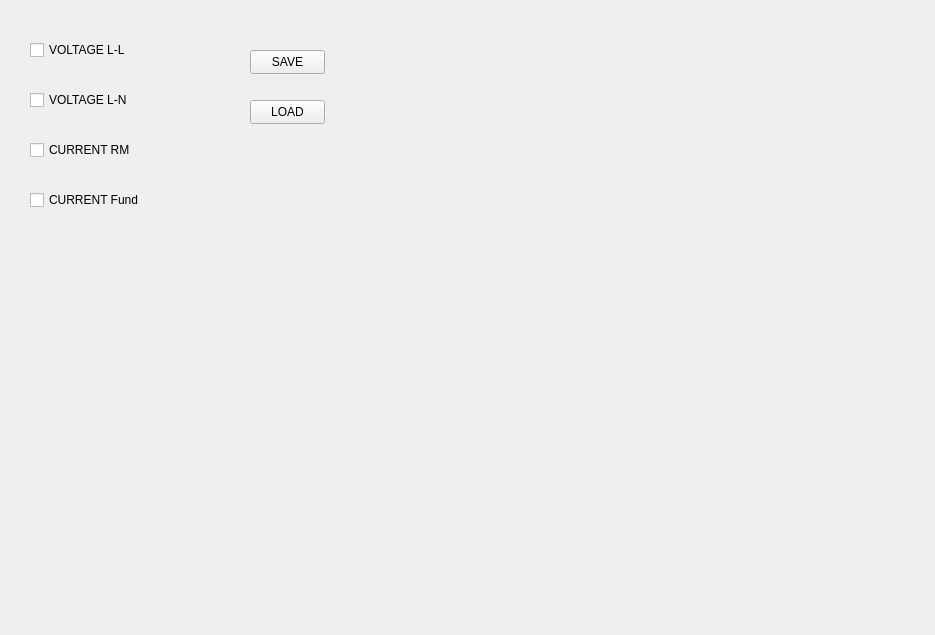
Qt form modules/ui_ocr_setting.ui (badpooh/Vision) before a commit.
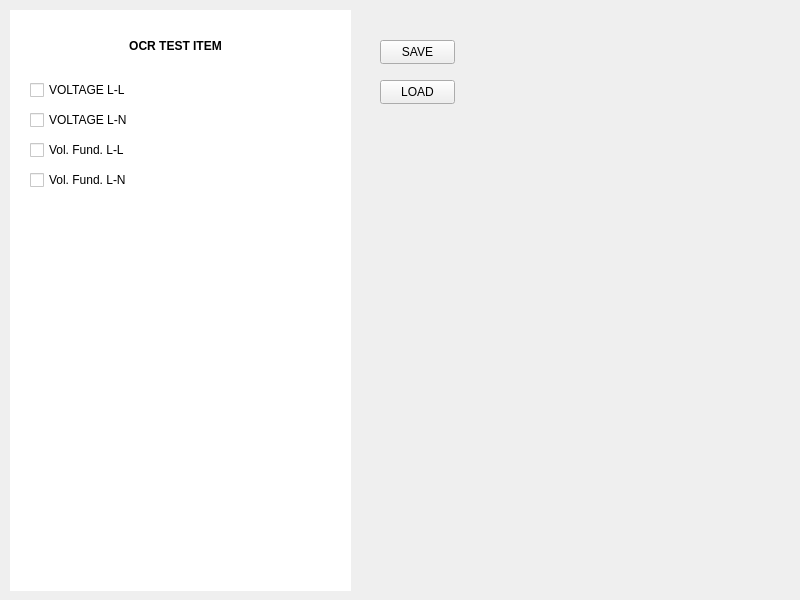
The same form after that commit.

Diff of the .ui file:
```diff
--- a/modules/ui_ocr_setting.ui
+++ b/modules/ui_ocr_setting.ui
@@ -6,8 +6,8 @@
    <rect>
     <x>0</x>
     <y>0</y>
-    <width>935</width>
-    <height>635</height>
+    <width>800</width>
+    <height>600</height>
    </rect>
   </property>
   <property name="windowTitle">
@@ -16,8 +16,8 @@
   <widget class="QPushButton" name="btn_save">
    <property name="geometry">
     <rect>
-     <x>250</x>
-     <y>50</y>
+     <x>380</x>
+     <y>40</y>
      <width>75</width>
      <height>24</height>
     </rect>
@@ -29,8 +29,8 @@
   <widget class="QPushButton" name="btn_load">
    <property name="geometry">
     <rect>
-     <x>250</x>
-     <y>100</y>
+     <x>380</x>
+     <y>80</y>
      <width>75</width>
      <height>24</height>
     </rect>
@@ -39,11 +39,23 @@
     <string>LOAD</string>
    </property>
   </widget>
+  <widget class="QWidget" name="widget" native="true">
+   <property name="geometry">
+    <rect>
+     <x>10</x>
+     <y>10</y>
+     <width>341</width>
+     <height>581</height>
+    </rect>
+   </property>
+   <property name="styleSheet">
+    <string notr="true">background-color: rgb(255, 255, 255);</string>
+   </property>
   <widget class="QCheckBox" name="check_box_1">
    <property name="geometry">
     <rect>
-     <x>30</x>
-     <y>40</y>
+      <x>20</x>
+      <y>70</y>
      <width>100</width>
      <height>20</height>
     </rect>
@@ -55,8 +67,8 @@
   <widget class="QCheckBox" name="check_box_2">
    <property name="geometry">
     <rect>
-     <x>30</x>
-     <y>90</y>
+      <x>20</x>
+      <y>100</y>
      <width>100</width>
      <height>20</height>
     </rect>
@@ -68,28 +80,50 @@
   <widget class="QCheckBox" name="check_box_3">
    <property name="geometry">
     <rect>
-     <x>30</x>
-     <y>140</y>
+      <x>20</x>
+      <y>130</y>
      <width>100</width>
      <height>20</height>
     </rect>
    </property>
    <property name="text">
-    <string>CURRENT RMS</string>
+     <string>Vol. Fund. L-L</string>
    </property>
   </widget>
   <widget class="QCheckBox" name="check_box_4">
    <property name="geometry">
     <rect>
-     <x>30</x>
-     <y>190</y>
+      <x>20</x>
+      <y>160</y>
      <width>110</width>
      <height>20</height>
     </rect>
    </property>
    <property name="text">
-    <string>CURRENT Fund.</string>
-   </property>
+     <string>Vol. Fund. L-N</string>
+    </property>
+   </widget>
+   <widget class="QLabel" name="label">
+    <property name="geometry">
+     <rect>
+      <x>20</x>
+      <y>20</y>
+      <width>291</width>
+      <height>31</height>
+     </rect>
+    </property>
+    <property name="font">
+     <font>
+      <bold>true</bold>
+     </font>
+    </property>
+    <property name="text">
+     <string>OCR TEST ITEM</string>
+    </property>
+    <property name="alignment">
+     <set>Qt::AlignCenter</set>
+    </property>
+   </widget>
   </widget>
  </widget>
  <resources/>
```
Lines whose indentation alone changed are shown as unchanged.
